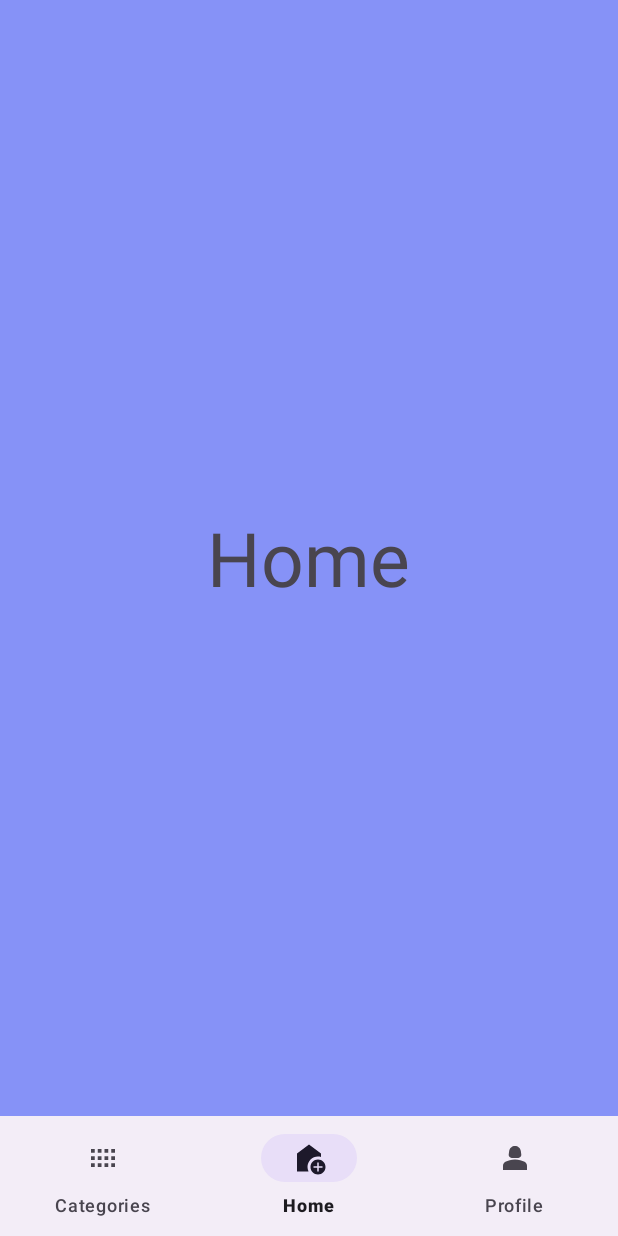
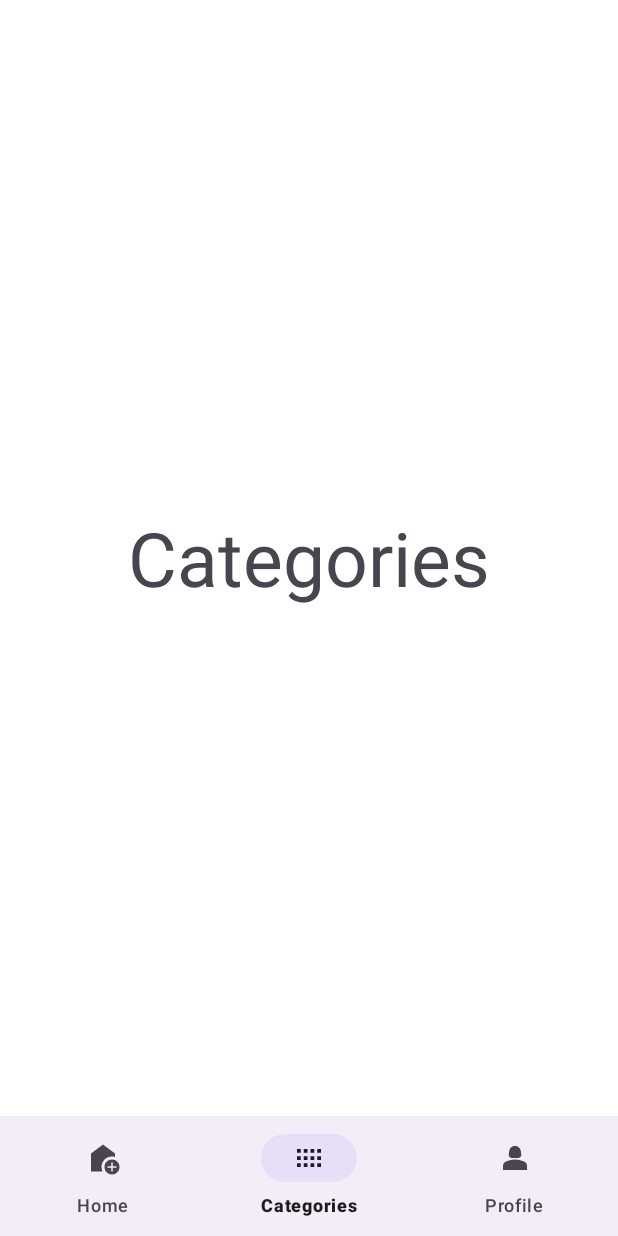
Before and after one commit to zeynep-tkn/MyHealthAssistantMobileApp, an Android app: the screen it shows after launch (MainActivity), item 2 of the bottom bar chosen, on a phone screen of 412 x 824 dp. Run offline under Robolectric (Android 15) with nearby library versions, the phone set to English and light mode, and no system bars.

Commit message:
değişiklik

```diff
--- a/app/src/main/java/com/zeyneptekin/myhealthassistant/MainActivity.java
+++ b/app/src/main/java/com/zeyneptekin/myhealthassistant/MainActivity.java
@@ -17,17 +17,16 @@ public class MainActivity extends AppCompatActivity {
         super.onCreate(savedInstanceState);
         binding=ActivityMainBinding.inflate(getLayoutInflater());
         setContentView(binding.getRoot());
-        replaceFragment(new CategoriesFragment());
-
+        replaceFragment(new HomeFragment());
 
         binding.bottomNavigationView.setOnItemSelectedListener(item ->{
             int itemId=item.getItemId();
 
-            if (itemId==R.id.categories){
+            if (itemId==R.id.home){
+                replaceFragment(new HomeFragment());
+            }
+            else if(itemId==R.id.categories){
                 replaceFragment(new CategoriesFragment());
-            }
-            else if(itemId==R.id.home){
-                replaceFragment(new HomeFragment());
             }
             else if(itemId==R.id.profile){
                 replaceFragment(new ProfileFragment());
--- a/app/src/main/res/menu/bottom_nav_menu.xml
+++ b/app/src/main/res/menu/bottom_nav_menu.xml
@@ -1,14 +1,16 @@
 <?xml version="1.0" encoding="utf-8"?>
 <menu xmlns:android="http://schemas.android.com/apk/res/android">
+
+    <item
+        android:icon="@drawable/baseline_add_home_24"
+        android:id="@+id/home"
+        android:title="Home" />
 
     <item
         android:icon="@drawable/baseline_view_compact_24"
         android:id="@+id/categories"
         android:title="Categories" />
-    <item
-        android:icon="@drawable/baseline_add_home_24"
-        android:id="@+id/home"
-        android:title="Home" />
+
     <item
         android:icon="@drawable/baseline_person_2_24"
         android:id="@+id/profile"
```
